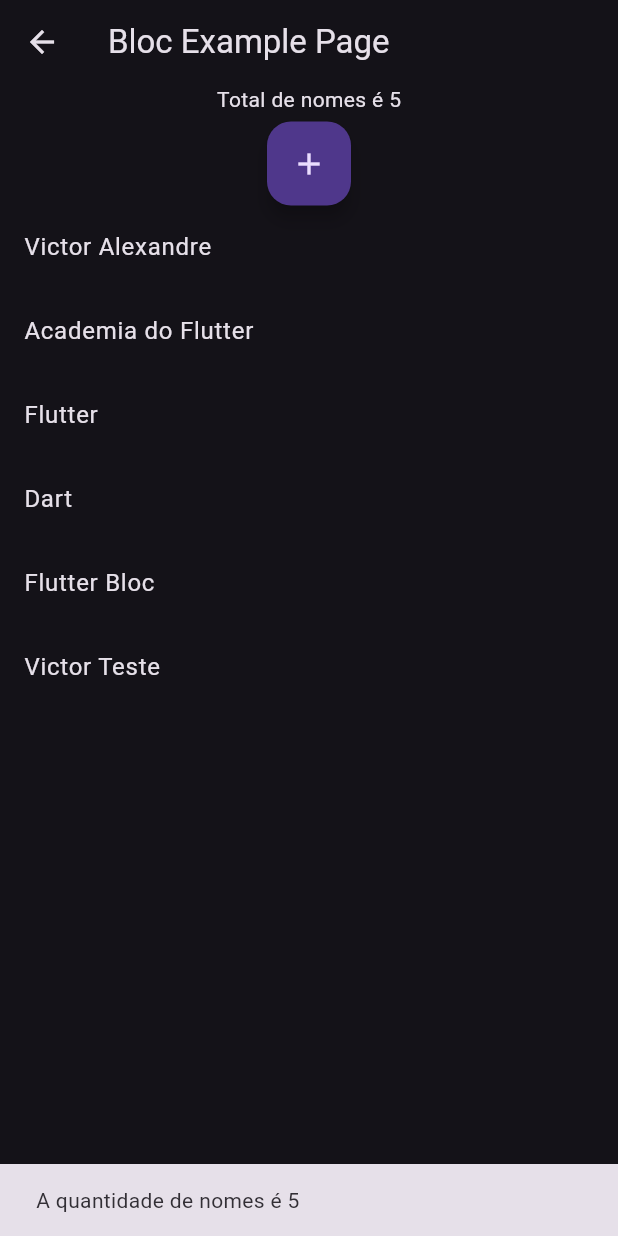
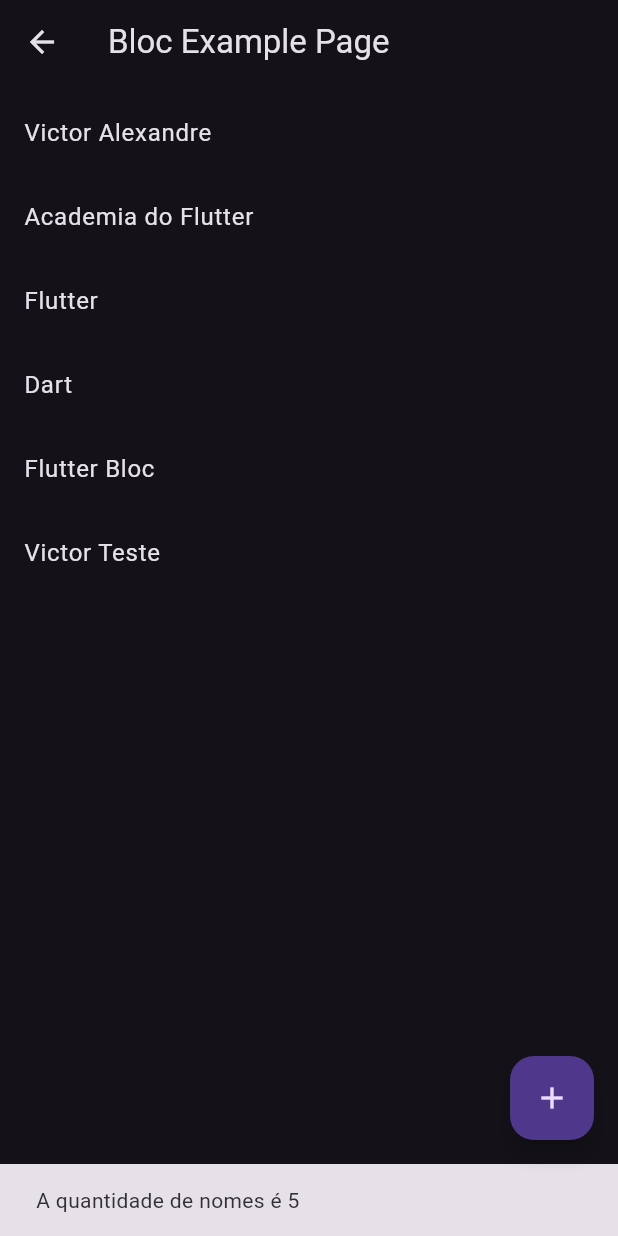
Before and after one commit to victorapc/contact_bloc, a Flutter app: the ExampleBlocPage screen opened by its route, after a tap on the "add" icon, on a phone screen of 412 x 824 dp. Run offline on Flutter 3.47's test engine with Material 2 defaults, Android fonts, the phone set to English and light mode, and no system bars; our stand-ins replace bloc, flutter_bloc.

Commit message:
Melhoria no floatbutton

```diff
--- a/lib/feature/bloc_example/example_bloc_page.dart
+++ b/lib/feature/bloc_example/example_bloc_page.dart
@@ -32,26 +32,6 @@ class ExampleBlocPage extends StatelessWidget {
         },
         child: Column(
           children: [
-            BlocConsumer<ExampleBloc, ExampleState>(
-              // BuildWhen tem a responsabilidade adicionar regra para o builder
-              // executar ou não dependendo da condição configurada dentro do buildWhen.
-              buildWhen: (previous, current) {
-                if (previous is ExampleStateInitial &&
-                    current is ExampleStateData) {
-                  return current.names.length > 4;
-                }
-                return false;
-              },
-              builder: (_, state) {
-                if (state is ExampleStateData) {
-                  return Text('Total de nomes é ${state.names.length}');
-                }
-                return const SizedBox.shrink();
-              },
-              listener: (context, state) {
-                debugPrint('Estado alterado para ${state.runtimeType}');
-              },
-            ),
             BlocSelector<ExampleBloc, ExampleState, bool>(
               selector: (state) {
                 if (state is ExampleStateInitial) {
@@ -74,16 +54,6 @@ class ExampleBlocPage extends StatelessWidget {
             ),
             const SizedBox(
               height: 5,
-            ),
-            FloatingActionButton(
-              elevation: 5.0,
-              onPressed: () {
-                const name = 'Victor Teste';
-                context
-                    .read<ExampleBloc>()
-                    .add(ExampleAddNameEvent(name: name));
-              },
-              child: const Icon(Icons.add),
             ),
             // Usar esse BlocSelector pra listView ou o BlocBuilder.
             BlocSelector<ExampleBloc, ExampleState, List<String>>(
@@ -145,6 +115,14 @@ class ExampleBlocPage extends StatelessWidget {
           ],
         ),
       ),
+      floatingActionButton: FloatingActionButton(
+        elevation: 5.0,
+        onPressed: () {
+          const name = 'Victor Teste';
+          context.read<ExampleBloc>().add(ExampleAddNameEvent(name: name));
+        },
+        child: const Icon(Icons.add),
+      ),
     );
   }
 }
```
